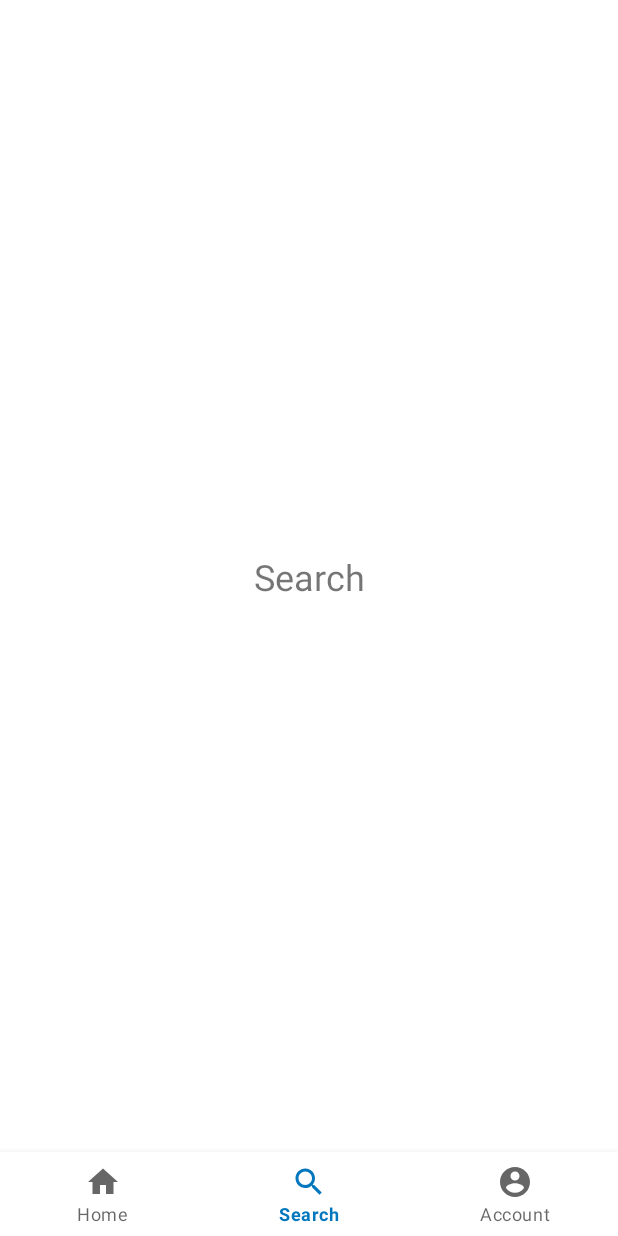
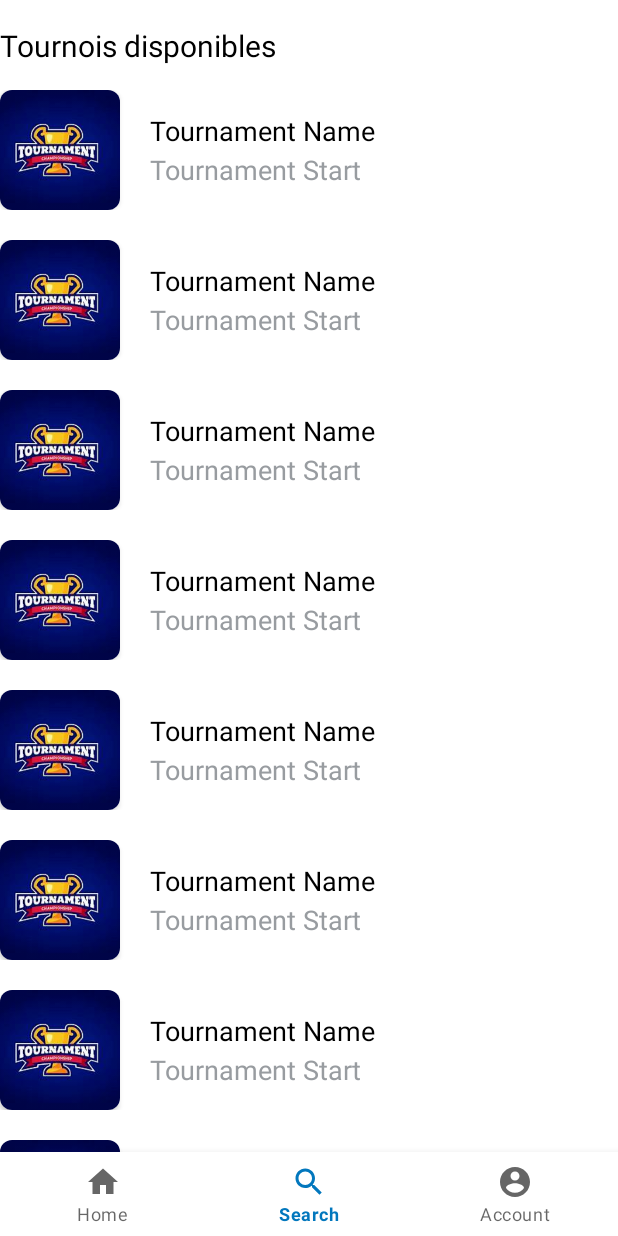
Before and after one commit to Al3xell/LeaderBoard_Android, an Android app: the screen it shows after launch once a user with an empty profile is signed in (MainActivity), item 2 of the bottom bar chosen, on a phone screen of 412 x 824 dp. Run offline under Robolectric (Android 15) with nearby library versions, the phone set to English and light mode, and no system bars; our stand-ins replace Firebase (no records; nobody signed in at launch, a user with empty details on screens opened directly), navigation-ui; 2 statements that could not run were skipped.

Commit message:
search update

```diff
--- a/app/build.gradle
+++ b/app/build.gradle
@@ -9,7 +9,7 @@ android {
 
     defaultConfig {
         applicationId "com.example.projet"
-        minSdk 29
+        minSdk 28
         targetSdk 31
         versionCode 1
         versionName "1.0"
@@ -57,5 +57,8 @@ dependencies {
     implementation "com.theartofdev.edmodo:android-image-cropper:2.8.0"
     implementation 'com.mikhaellopez:circularimageview:4.3.0'
 
+    implementation 'androidx.cardview:cardview:1.0.0'
+    implementation "androidx.recyclerview:recyclerview:1.1.0"
+
 
 }
--- a/app/src/main/java/com/example/projet/SearchFragment.java
+++ b/app/src/main/java/com/example/projet/SearchFragment.java
@@ -1,14 +1,29 @@
 package com.example.projet;
 
+import android.graphics.drawable.Drawable;
 import android.os.Bundle;
 
 import androidx.fragment.app.Fragment;
+import androidx.recyclerview.widget.LinearLayoutManager;
+import androidx.recyclerview.widget.RecyclerView;
 
 import android.view.LayoutInflater;
 import android.view.View;
 import android.view.ViewGroup;
+import android.widget.ImageView;
+
+import com.example.projet.adapter.TournamentItemDecoration;
+import com.example.projet.adapter.TournamentSearch;
+import com.google.firebase.database.DatabaseReference;
+import com.google.firebase.database.FirebaseDatabase;
 
 public class SearchFragment extends Fragment {
+
+    String s1 = "nom du tournoi";
+    String s2 = "debut du tournoi";
+
+    DatabaseReference databaseReference = FirebaseDatabase.getInstance("https://database-tournament-default-rtdb.europe-west1.firebasedatabase.app/").getReference("tournaments");
+
 
     public SearchFragment() {
         // Required empty public constructor
@@ -23,7 +38,15 @@ public class SearchFragment extends Fragment {
     @Override
     public View onCreateView(LayoutInflater inflater, ViewGroup container,
                              Bundle savedInstanceState) {
-        // Inflate the layout for this fragment
-        return inflater.inflate(R.layout.fragment_search, container, false);
+
+        View view = inflater.inflate(R.layout.fragment_search, container, false);
+
+        RecyclerView verticalRecyclerView = view.findViewById(R.id.verticalRecyclerView);
+        verticalRecyclerView.setLayoutManager(new LinearLayoutManager(getContext()));
+        TournamentSearch tournamentSearch = new TournamentSearch(s1, s2);
+        verticalRecyclerView.setAdapter(tournamentSearch);
+        verticalRecyclerView.addItemDecoration(new TournamentItemDecoration());
+
+        return view;
     }
 }
--- /dev/null
+++ b/app/src/main/java/com/example/projet/adapter/TournamentItemDecoration.java
@@ -0,0 +1,15 @@
+package com.example.projet.adapter;
+
+import android.graphics.Rect;
+import android.view.View;
+
+import androidx.annotation.NonNull;
+import androidx.recyclerview.widget.RecyclerView;
+
+public class TournamentItemDecoration extends RecyclerView.ItemDecoration {
+
+    @Override
+    public void getItemOffsets(@NonNull Rect outRect, @NonNull View view, @NonNull RecyclerView parent, @NonNull RecyclerView.State state) {
+        outRect.bottom = 30;
+    }
+}
--- /dev/null
+++ b/app/src/main/java/com/example/projet/adapter/TournamentSearch.java
@@ -0,0 +1,60 @@
+package com.example.projet.adapter;
+
+import android.content.Context;
+import android.media.Image;
+import android.view.LayoutInflater;
+import android.view.View;
+import android.view.ViewGroup;
+import android.widget.ImageView;
+import android.widget.TextView;
+
+import androidx.annotation.NonNull;
+import androidx.recyclerview.widget.RecyclerView;
+
+import com.example.projet.R;
+import com.example.projet.SearchFragment;
+
+public class TournamentSearch extends RecyclerView.Adapter<RecyclerView.ViewHolder> {
+
+
+    String data1, data2;
+    ImageView image;
+
+    public TournamentSearch(String s1, String s2){
+
+        data1 = s1;
+        data2 = s2;
+
+    }
+
+    @NonNull
+    @Override
+    public RecyclerView.ViewHolder onCreateViewHolder(@NonNull ViewGroup parent, int viewType) {
+        LayoutInflater inflater = LayoutInflater
+                .from(parent.getContext());
+        View view = inflater.inflate(R.layout.vertical_search, parent, false);
+                return new ViewHolder(view);
+    }
+
+    @Override
+    public void onBindViewHolder(@NonNull RecyclerView.ViewHolder holder, int position) {
+
+    }
+
+    @Override
+    public int getItemCount() {
+        return 10;
+    }
+
+    public class ViewHolder extends RecyclerView.ViewHolder {
+
+        TextView nameText, startText;
+        ImageView imageTournament;
+        public ViewHolder(@NonNull View itemView) {
+            super(itemView);
+            nameText = itemView.findViewById(R.id.tournamentNameSearch);
+            startText = itemView.findViewById(R.id.tournamentStartSearch);
+            imageTournament = itemView.findViewById(R.id.imageSearch);
+        }
+    }
+}
--- a/app/src/main/res/layout/fragment_search.xml
+++ b/app/src/main/res/layout/fragment_search.xml
@@ -8,14 +8,25 @@
     tools:context=".SearchFragment">
 
     <TextView
-        android:id="@+id/appNameLabelSplash"
-        android:layout_width="wrap_content"
+        android:layout_width="match_parent"
         android:layout_height="wrap_content"
-        android:text="@string/search"
-        android:textSize="24sp"
-        app:layout_constraintBottom_toBottomOf="parent"
-        app:layout_constraintEnd_toEndOf="parent"
+        android:text="Tournois disponibles"
+        android:textSize="20dp"
+        android:textColor="@color/secondaryTextColor"
+        app:layout_constraintBottom_toTopOf="@+id/verticalRecyclerView"
         app:layout_constraintStart_toStartOf="parent"
-        app:layout_constraintTop_toTopOf="parent" />
+        app:layout_constraintTop_toTopOf="parent">
+
+    </TextView>
+
+
+    <androidx.recyclerview.widget.RecyclerView
+        android:layout_marginTop="60dp"
+        android:id="@+id/verticalRecyclerView"
+        android:layout_width="match_parent"
+        android:layout_height="match_parent"
+        android:orientation="vertical"
+        app:layoutManager="androidx.recyclerview.widget.LinearLayoutManager"/>
+
 
 </androidx.constraintlayout.widget.ConstraintLayout>
--- /dev/null
+++ b/app/src/main/res/layout/vertical_search.xml
@@ -0,0 +1,60 @@
+<?xml version="1.0" encoding="utf-8"?>
+<androidx.constraintlayout.widget.ConstraintLayout xmlns:android="http://schemas.android.com/apk/res/android"
+    xmlns:app="http://schemas.android.com/apk/res-auto"
+    xmlns:tools="http://schemas.android.com/tools"
+    android:layout_width="match_parent"
+    android:layout_height="wrap_content">
+
+    <androidx.cardview.widget.CardView
+        android:id="@+id/cardViewSearch"
+        android:layout_width="80dp"
+        android:layout_height="80dp"
+        app:layout_constraintBottom_toBottomOf="parent"
+        app:layout_constraintStart_toStartOf="parent"
+        app:layout_constraintTop_toTopOf="parent"
+        app:cardCornerRadius="8dp">
+
+        <ImageView
+            android:id="@+id/imageSearch"
+            android:layout_height="match_parent"
+            android:layout_width="match_parent"
+            android:scaleType="centerCrop"
+            android:src="@drawable/tournament"
+            />
+    </androidx.cardview.widget.CardView>
+
+
+    <View
+        android:id="@+id/separationBarSearch"
+        android:layout_width="match_parent"
+        android:layout_height="1dp"
+        android:visibility="invisible"
+        app:layout_constraintBottom_toBottomOf="parent"
+        app:layout_constraintTop_toTopOf="parent">
+
+    </View>
+
+    <TextView
+        android:id="@+id/tournamentNameSearch"
+        android:layout_width="wrap_content"
+        android:layout_height="wrap_content"
+        android:text="@string/tounamentName"
+        android:textSize="18dp"
+        android:textColor="@color/secondaryTextColor"
+        android:layout_marginLeft="20dp"
+        app:layout_constraintBottom_toTopOf="@+id/separationBarSearch"
+        app:layout_constraintStart_toEndOf="@+id/cardViewSearch" />
+
+    <TextView
+        android:id="@+id/tournamentStartSearch"
+        android:layout_width="wrap_content"
+        android:layout_height="wrap_content"
+        android:text="@string/tounamentDate"
+        android:textSize="18dp"
+        android:textColor="@color/grey"
+        android:layout_marginLeft="20dp"
+        app:layout_constraintTop_toBottomOf="@+id/separationBarSearch"
+        app:layout_constraintStart_toEndOf="@+id/cardViewSearch" />
+
+
+</androidx.constraintlayout.widget.ConstraintLayout>
--- a/app/src/main/res/values/colors.xml
+++ b/app/src/main/res/values/colors.xml
@@ -8,4 +8,5 @@
   <color name="secondaryDarkColor">#7f0000</color>
   <color name="primaryTextColor">#ffffff</color>
   <color name="secondaryTextColor">#000000</color>
+  <color name="grey">#989CA0</color>
 </resources>
--- a/app/src/main/res/values/dimens.xml
+++ b/app/src/main/res/values/dimens.xml
@@ -1,4 +1,5 @@
 <?xml version="1.0" encoding="utf-8"?>
 <resources>
     <dimen name="topLogo">100dp</dimen>
+    <dimen name="recyclerViewEmphasis">20</dimen>
 </resources>
--- a/app/src/main/res/values/strings.xml
+++ b/app/src/main/res/values/strings.xml
@@ -35,6 +35,8 @@
     <string name="explanation">Please provide permission to be allowed to change your avatar</string>
     <string name="cancel">Cancel</string>
     <string name="proceed">Proceed</string>
+    <string name="tounamentName">Tournament Name</string>
+    <string name="tounamentDate">Tournament Start</string>
 
 
 </resources>
```
Also changed, not shown: app/src/main/res/drawable/tournament.png (added), 1 other file.
